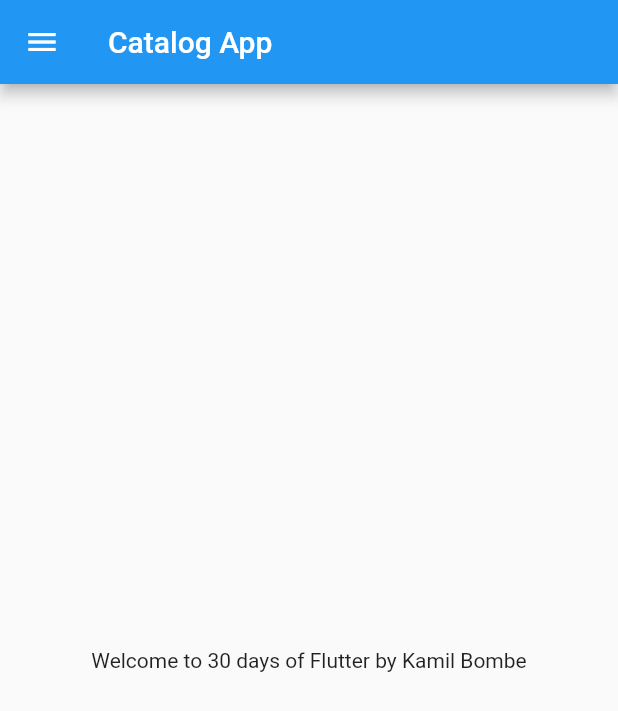
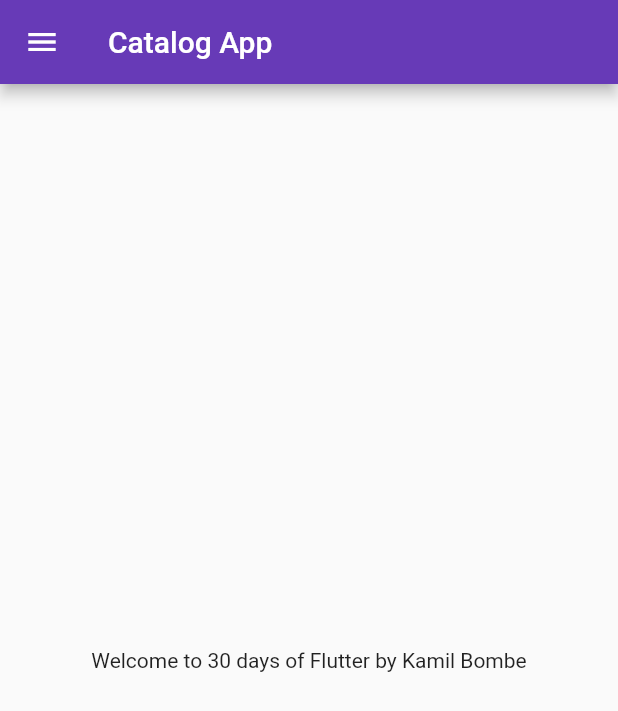
Before and after one commit to kamil36/Docpad, a Flutter app: the screen it shows after launch, on a phone screen of 412 x 824 dp. Shown: the top 711 px of the screen. Run offline on Flutter 3.47's test engine with Material 2 defaults, Android fonts, the phone set to English and light mode, and no system bars.

Commit message:
Day 3 completed

```diff
--- a/lib/main.dart
+++ b/lib/main.dart
@@ -1,17 +1,27 @@
+import 'package:docpad/pages/login_page.dart';
 import 'package:flutter/material.dart';
 
-import 'home_page.dart';
+import 'pages/home_page.dart';
 
 void main() {
   runApp(MyApp());
 }
 
 class MyApp extends StatelessWidget {
-  const MyApp({Key? key}) : super(key: key);
   @override
   Widget build(BuildContext context) {
     return MaterialApp(
-      home: HomePage(),
+      themeMode: ThemeMode.light,
+      theme: ThemeData(primarySwatch: Colors.deepPurple),
+      darkTheme: ThemeData(
+        brightness: Brightness.dark,
+      ),
+      initialRoute: "/home",
+      routes: {
+        "/": (context) => LoginPage(),
+        "/home": (context) => HomePage(),
+        "/login": (context) => LoginPage()
+      },
     );
   }
 }
```
Also changed, not shown: lib/pages/login_page.dart (added, +19 -0 lines), lib/pages/home_page.dart (renamed from lib/home_page.dart).
